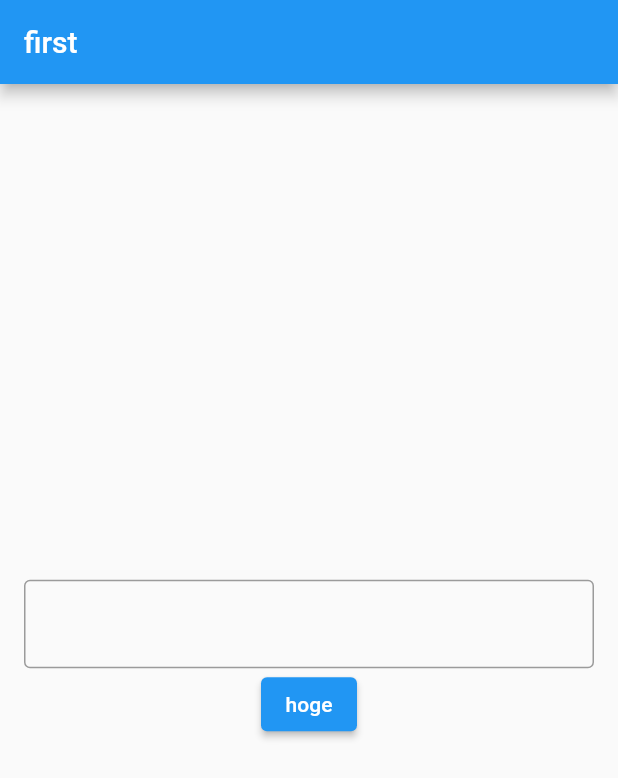
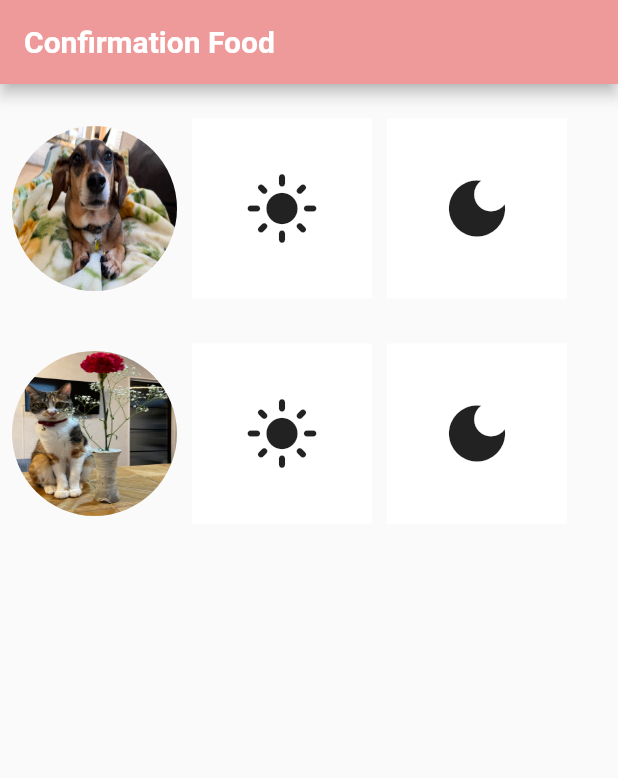
Before and after one commit to adachi-fumiya/flutter-todo, a Flutter app: the screen it shows after launch, on a phone screen of 412 x 824 dp. Shown: the top 778 px of the screen. Run offline on Flutter 3.47's test engine with Material 2 defaults, Android fonts, the phone set to English and light mode, and no system bars.

Commit message:
一覧を作成

```diff
--- a/lib/first_page.dart
+++ b/lib/first_page.dart
@@ -1,43 +1,77 @@
 import 'package:flutter/material.dart';
-import 'second_page.dart';
 
 class FirstPage extends StatelessWidget {
-  String nameText = '';
+  final List<String> entries = <String>['きなこ', 'もな'];
+  final List<String> imagePaths = <String>['kina', 'mona'];
+  final double imageSize = 120;
+  FirstPage({super.key});
 
-  FirstPage({super.key});
   @override
   Widget build(BuildContext context) {
     return Scaffold(
       appBar: AppBar(
-        title: const Text('first'),
+        title: const Text('Confirmation Food',
+          style: TextStyle(
+            fontWeight: FontWeight.bold
+          ),
+        ),
+        backgroundColor: Colors.red[200],
+        actions: const [
+          // Icon(Icons.cast),
+          // SizedBox(width: 24),
+          // Icon(Icons.search),
+          // SizedBox(width: 24),
+          // Icon(Icons.bar_chart),
+        ],
       ),
-      body: Center(
-        child: Padding(
-          padding: const EdgeInsets.all(16.0),
-          child: Column(
-            mainAxisAlignment: MainAxisAlignment.center,
-            children: [
-              TextField(
-                decoration: const InputDecoration(
-                  border: OutlineInputBorder()
-                ),
-                onChanged: (text) {
-                  print(text);
-                  nameText = text;
-                },
+      body: ListView.builder(
+        padding: const EdgeInsets.all(8),
+        itemCount: entries.length,
+        itemBuilder: (BuildContext context, int index) {
+          return Container(
+            height: 150,
+            // width: double.infinity,
+            // padding: const EdgeInsets.all(8),
+            child: Container(
+              // color: Colors.orange,
+              child: Row(
+                // mainAxisAlignment: MainAxisAlignment.spaceBetween,
+                children: [
+                  // プロフィール画像
+                  Container(
+                    width: 110.0,
+                    height: 110.0,
+                    decoration: BoxDecoration(
+                      shape: BoxShape.circle,
+                      image: DecorationImage(
+                        fit: BoxFit.fill,
+                        image: AssetImage("images/${imagePaths[index]}.jpg")
+                      )
+                    ),
+                  ),
+                  const SizedBox(width: 10),
+                  Row(
+                    children: [
+                      Container(
+                        height: imageSize,
+                        width: imageSize,
+                        color: Colors.white,
+                        child: const Icon(Icons.light_mode, size: 50,),
+                      ),
+                      const SizedBox(width: 10),
+                      Container(
+                        height: imageSize,
+                        width: imageSize,
+                        color: Colors.white,
+                        child: const Icon(Icons.dark_mode, size: 50,),
+                      ),
+                    ],
+                  )
+                ],
               ),
-              ElevatedButton(
-                onPressed: () {
-                  Navigator.push(
-                    context,
-                    MaterialPageRoute(builder: (context) => SecondPage(nameText))
-                  );
-                },
-                child: const Text('hoge'),
-              ),
-            ],
-          ),
-        )
+            ),
+          );
+        }
       )
     );
   }
```
